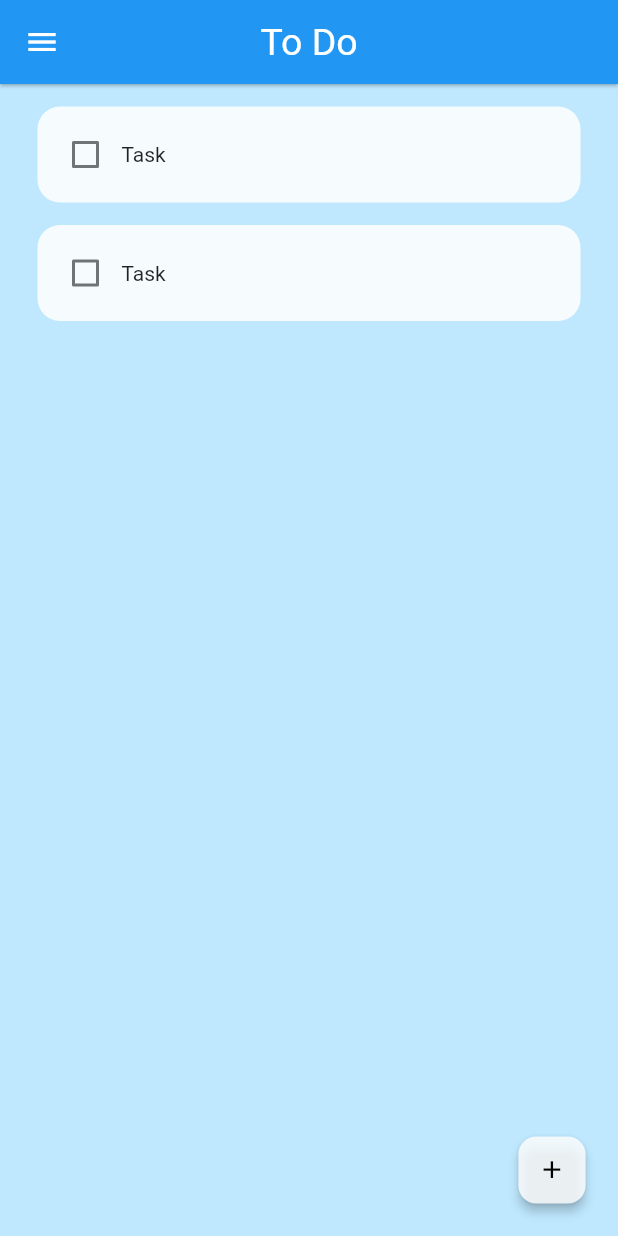
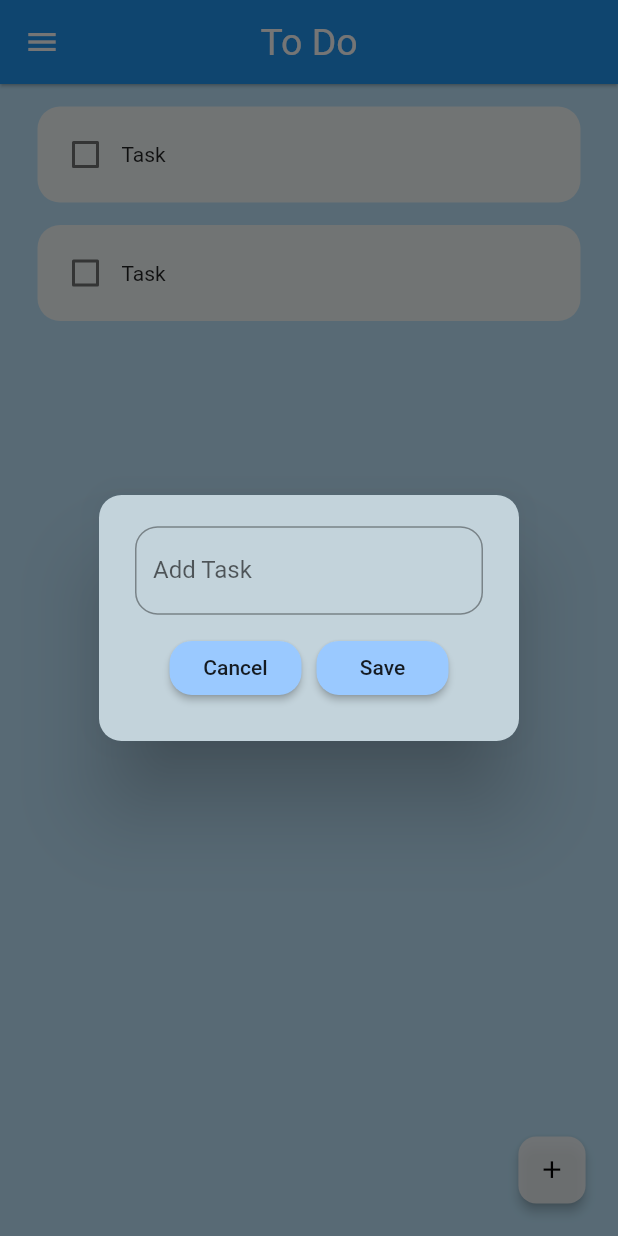
Before and after one commit to riyad671/todo_app, a Flutter app: the screen it shows after launch, after a tap on the "add" icon, on a phone screen of 412 x 824 dp. Run offline on Flutter 3.47's test engine with Material 2 defaults, Android fonts, the phone set to English and light mode, and no system bars.

Commit message:
Design floating button and add controller

```diff
--- a/lib/main.dart
+++ b/lib/main.dart
@@ -7,7 +7,7 @@ void main() {
       debugShowCheckedModeBanner: false,
       home: const HomeScreen(),
       theme: ThemeData(
-        primaryColor: const Color.fromRGBO(125, 186, 255, 1),
+        primaryColor: const Color.fromRGBO(154, 201, 255, 1),
       ),
     ),
   );
--- a/lib/screen/home_screen.dart
+++ b/lib/screen/home_screen.dart
@@ -1,5 +1,6 @@
 import 'package:flutter/material.dart';
 import 'package:todo_app/utility/todo_tile.dart';
+import 'package:todo_app/utility/dialog_box.dart';
 
 class HomeScreen extends StatefulWidget {
   const HomeScreen({super.key});
@@ -8,6 +9,8 @@ class HomeScreen extends StatefulWidget {
 }
 
 class _HomeScreenState extends State<HomeScreen> {
+  // Text controller
+  final _controller = TextEditingController();
   // List of To-Do task
   List toDoList = [
     [
@@ -24,6 +27,18 @@ class _HomeScreenState extends State<HomeScreen> {
     setState(() {
       toDoList[index][1] = !toDoList[index][1];
     });
+  }
+
+  // Create new task
+  void createNewTask() {
+    showDialog(
+      context: context,
+      builder: (context) {
+        return DialogBox(
+          controller: _controller,
+        );
+      },
+    );
   }
 
   @override
@@ -53,7 +68,7 @@ class _HomeScreenState extends State<HomeScreen> {
       floatingActionButton: Transform.scale(
         scale: 0.8,
         child: FloatingActionButton(
-          onPressed: () {},
+          onPressed: createNewTask,
           backgroundColor: const Color.fromRGBO(255, 255, 255, 0.815),
           elevation: 3,
           shape: RoundedRectangleBorder(
--- /dev/null
+++ b/lib/utility/dialog_box.dart
@@ -0,0 +1,59 @@
+import 'package:flutter/material.dart';
+import 'package:todo_app/utility/my_button.dart';
+
+class DialogBox extends StatelessWidget {
+  const DialogBox({
+    super.key,
+    required this.controller,
+  });
+
+  // ignore: prefer_typing_uninitialized_variables
+  final controller;
+
+  @override
+  Widget build(BuildContext context) {
+    return AlertDialog(
+      backgroundColor: const Color.fromRGBO(195, 211, 219, 1),
+      shape: RoundedRectangleBorder(
+        borderRadius: BorderRadius.circular(15),
+      ),
+      content: Container(
+        height: 120,
+        child: Column(
+          mainAxisAlignment: MainAxisAlignment.spaceEvenly,
+          children: [
+            // Get User input
+            TextField(
+              controller: controller,
+              decoration: InputDecoration(
+                labelText: 'Add Task',
+                border: OutlineInputBorder(
+                  borderRadius: BorderRadius.circular(15),
+                  // Change the border radius
+                ),
+                hintText: 'Add new task',
+              ),
+            ),
+            const SizedBox(
+              height: 10,
+            ),
+            Row(
+              mainAxisAlignment: MainAxisAlignment.center,
+              children: [
+                // Cancel button
+                MyButton(onPressed: () {}, text: 'Cancel'),
+
+                const SizedBox(
+                  width: 10,
+                ),
+
+                //  save button
+                MyButton(onPressed: () {}, text: 'Save'),
+              ],
+            ),
+          ],
+        ),
+      ),
+    );
+  }
+}
--- /dev/null
+++ b/lib/utility/my_button.dart
@@ -0,0 +1,24 @@
+import 'package:flutter/material.dart';
+
+class MyButton extends StatelessWidget {
+  MyButton({
+    super.key,
+    required this.onPressed,
+    required this.text,
+  });
+
+  final String text;
+  VoidCallback onPressed;
+
+  @override
+  Widget build(BuildContext context) {
+    return MaterialButton(
+      onPressed: onPressed,
+      color: Theme.of(context).primaryColor,
+      child: Text(text),
+      shape: RoundedRectangleBorder(
+        borderRadius: BorderRadius.circular(15),
+      ),
+    );
+  }
+}
```
